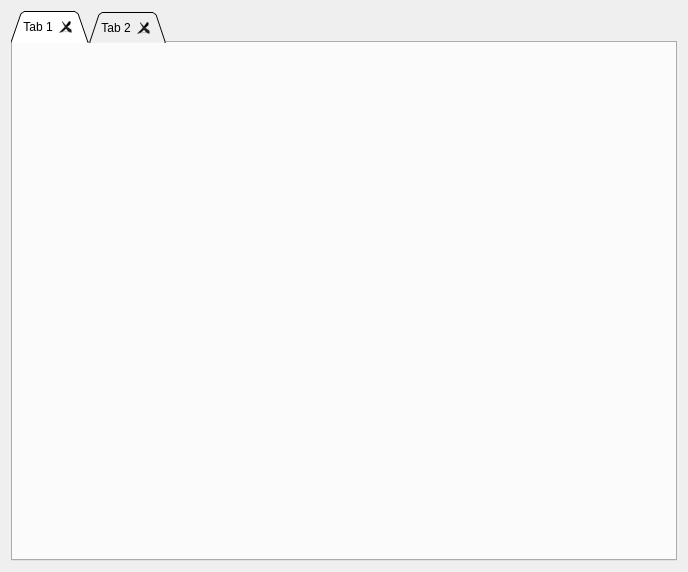
Old version of the form view/qt_design/full_view_window.ui in the repository vit-001/fget3.
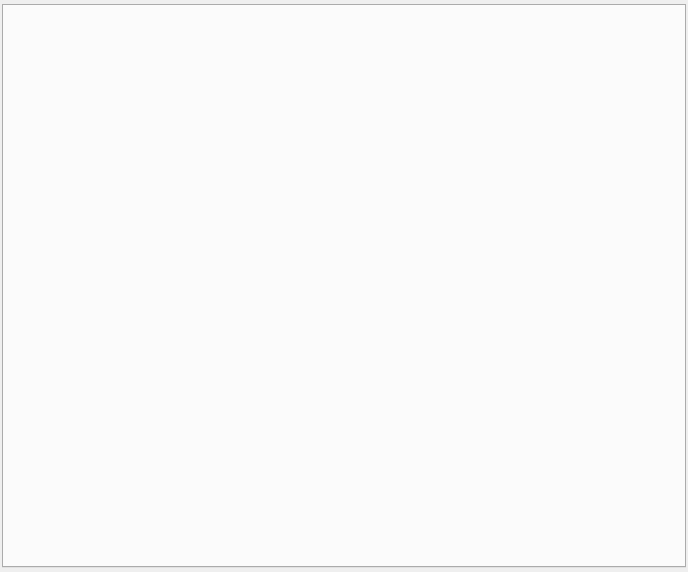
New version of the form.

What changed in the file:
```diff
--- a/view/qt_design/full_view_window.ui
+++ b/view/qt_design/full_view_window.ui
@@ -14,6 +14,21 @@
    <string>Form</string>
   </property>
   <layout class="QVBoxLayout" name="verticalLayout">
+   <property name="spacing">
+    <number>0</number>
+   </property>
+   <property name="leftMargin">
+    <number>2</number>
+   </property>
+   <property name="topMargin">
+    <number>4</number>
+   </property>
+   <property name="rightMargin">
+    <number>2</number>
+   </property>
+   <property name="bottomMargin">
+    <number>4</number>
+   </property>
    <item>
     <widget class="QTabWidget" name="tabWidget">
      <property name="tabShape">
@@ -28,16 +43,6 @@
      <property name="tabBarAutoHide">
       <bool>true</bool>
      </property>
-     <widget class="QWidget" name="tab">
-      <attribute name="title">
-       <string>Tab 1</string>
-      </attribute>
-     </widget>
-     <widget class="QWidget" name="tab_2">
-      <attribute name="title">
-       <string>Tab 2</string>
-      </attribute>
-     </widget>
     </widget>
    </item>
   </layout>
```
Left out of the diff: 3 changed lines with no effect on the pictures.
